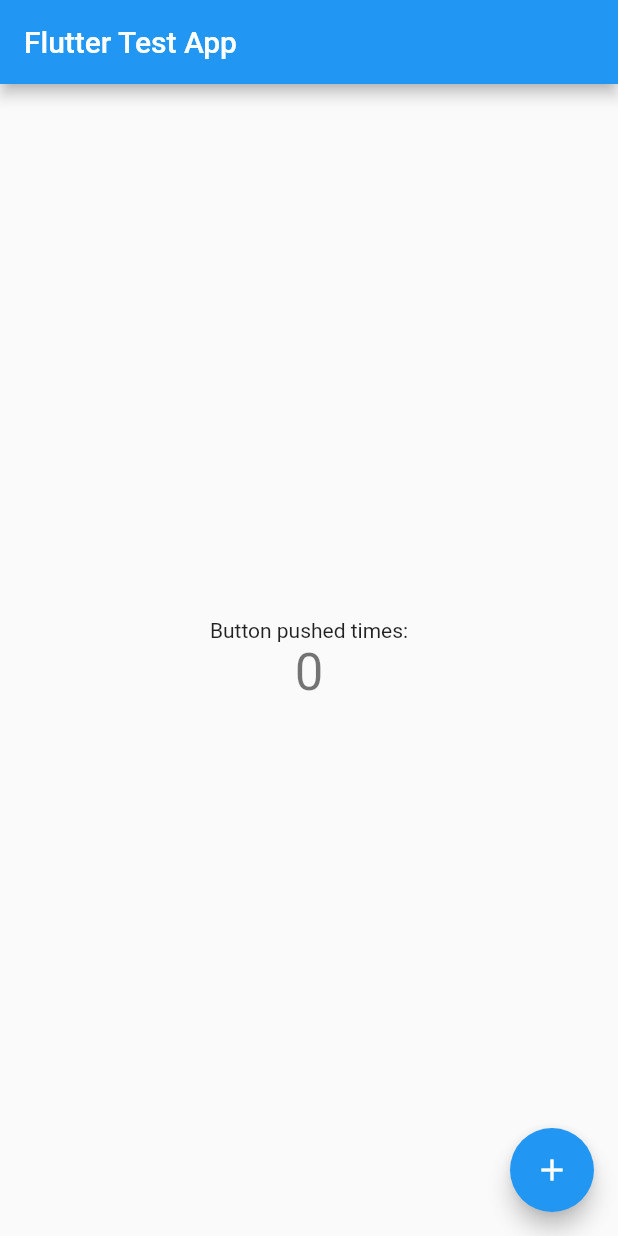
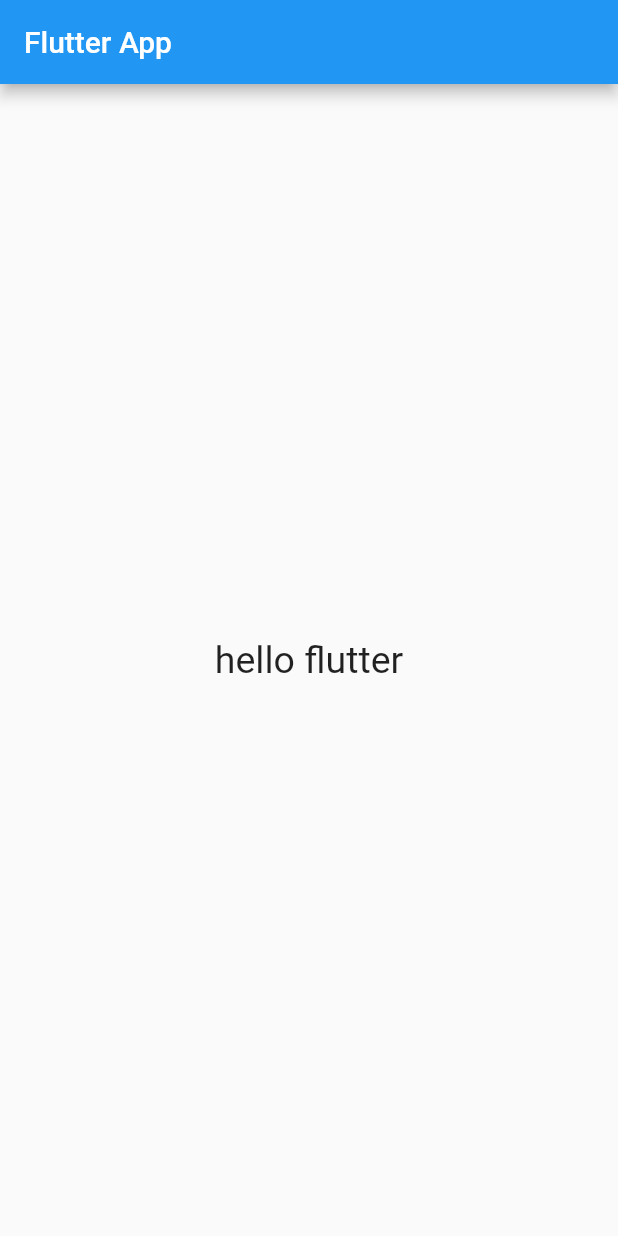
Before and after one commit to mistersakil/flutter-practice, a Flutter app: the screen it shows after launch, on a phone screen of 412 x 824 dp. Run offline on Flutter 3.47's test engine with Material 2 defaults, Android fonts, the phone set to English and light mode, and no system bars.

Commit message:
changed body font size

```diff
--- a/lib/main.dart
+++ b/lib/main.dart
@@ -48,68 +48,16 @@ class MyHomePage extends StatefulWidget {
 }
 
 class _MyHomePageState extends State<MyHomePage> {
-  int _counter = 0;
-
-  void _incrementCounter() {
-    setState(() {
-      // This call to setState tells the Flutter framework that something has
-      // changed in this State, which causes it to rerun the build method below
-      // so that the display can reflect the updated values. If we changed
-      // _counter without calling setState(), then the build method would not be
-      // called again, and so nothing would appear to happen.
-      _counter++;
-    });
-  }
 
   @override
   Widget build(BuildContext context) {
-    // This method is rerun every time setState is called, for instance as done
-    // by the _incrementCounter method above.
-    //
-    // The Flutter framework has been optimized to make rerunning build methods
-    // fast, so that you can just rebuild anything that needs updating rather
-    // than having to individually change instances of widgets.
     return Scaffold(
       appBar: AppBar(
-        // Here we take the value from the MyHomePage object that was created by
-        // the App.build method, and use it to set our appbar title.
-        title: Text(widget.title),
+        title: const Text('Flutter App'),
       ),
-      body: Center(
-        // Center is a layout widget. It takes a single child and positions it
-        // in the middle of the parent.
-        child: Column(
-          // Column is also a layout widget. It takes a list of children and
-          // arranges them vertically. By default, it sizes itself to fit its
-          // children horizontally, and tries to be as tall as its parent.
-          //
-          // Invoke "debug painting" (press "p" in the console, choose the
-          // "Toggle Debug Paint" action from the Flutter Inspector in Android
-          // Studio, or the "Toggle Debug Paint" command in Visual Studio Code)
-          // to see the wireframe for each widget.
-          //
-          // Column has various properties to control how it sizes itself and
-          // how it positions its children. Here we use mainAxisAlignment to
-          // center the children vertically; the main axis here is the vertical
-          // axis because Columns are vertical (the cross axis would be
-          // horizontal).
-          mainAxisAlignment: MainAxisAlignment.center,
-          children: <Widget>[
-            const Text(
-              'Button pushed times:',
-            ),
-            Text(
-              '$_counter',
-              style: Theme.of(context).textTheme.headlineMedium,
-            ),
-          ],
-        ),
+      body: const Center(
+        child: Text('hello flutter', style: TextStyle(fontSize: 25)),
       ),
-      floatingActionButton: FloatingActionButton(
-        onPressed: _incrementCounter,
-        tooltip: 'Increment',
-        child: const Icon(Icons.add),
-      ), // This trailing comma makes auto-formatting nicer for build methods.
     );
   }
 }
```
